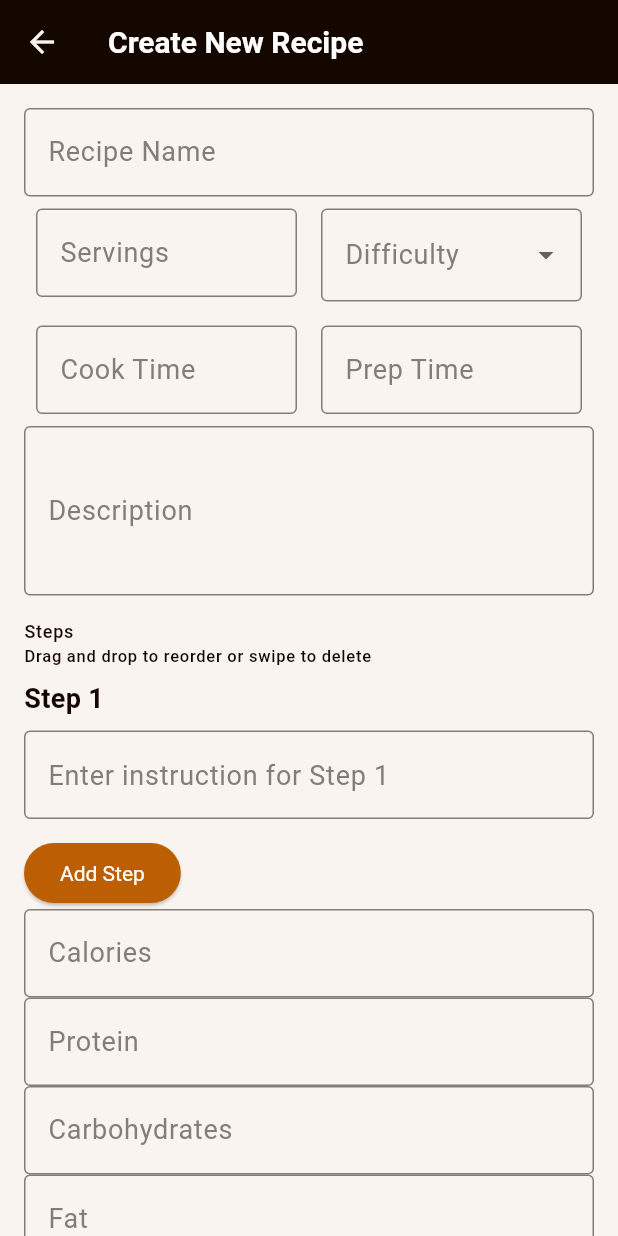
After one commit to mrccodes/rlv2-flutter, a Flutter app: the CreateRecipeScreen screen opened directly, on a phone screen of 412 x 824 dp. The commit adds this screen. Run offline on Flutter 3.47's test engine with Material 3 defaults, Android fonts, the phone set to English and light mode, and no system bars; our stand-ins replace dio, flutter_dotenv, flutter_riverpod, flutter_secure_storage, logger, timeago; accounts and stored records are empty; generated files the repository leaves out were written again.

Commit message:
create recipe form work

```diff
--- a/lib/features/dashboard/widgets/recipe_accordion.dart
+++ b/lib/features/dashboard/widgets/recipe_accordion.dart
@@ -3,6 +3,7 @@ import 'package:flutter_riverpod/flutter_riverpod.dart';
 import 'package:rlv2_flutter/features/recipe/models/recipe_version_with_data_model.dart';
 import 'package:rlv2_flutter/features/recipe/models/recipe_with_data_model.dart';
 import 'package:rlv2_flutter/features/recipe/providers/recipe_list_provider.dart';
+import 'package:rlv2_flutter/features/recipe/screens/create_recipe_screen.dart';
 import 'package:rlv2_flutter/features/recipe/screens/view_recipe_screen.dart';
 import 'package:rlv2_flutter/features/recipe/widgets/difficulty_badge.dart';
 import 'package:rlv2_flutter/utils/format_time_string.dart';
@@ -70,7 +71,22 @@ class RecipeAccordionItemState extends State<RecipeAccordionItem> {
                   padding: EdgeInsets.zero,
                   onSelected: (ActionOptions item) {
                     setState(() {
-                      // Handle item selection
+                      if ( item == ActionOptions.newVersion) {
+                        // Create new version
+                        Navigator.push(
+                          context,
+                          MaterialPageRoute<CreateRecipeScreen>(
+                            builder: (_) => CreateRecipeScreen(
+                              recipe: widget.recipe,
+                              previousVersion: widget.recipe.latestVersion,
+                            ),
+                          ),
+                        );
+                      } else if (item == ActionOptions.delete) {
+                        // Delete recipe
+                      } else if (item == ActionOptions.share) {
+                        // Share recipe
+                      }
                     });
                   },
                   itemBuilder: (BuildContext context) =>
--- a/lib/features/recipe/models/recipe_version_with_data_model.dart
+++ b/lib/features/recipe/models/recipe_version_with_data_model.dart
@@ -60,7 +60,9 @@ class RecipeVersionWithData extends RecipeVersion {
           )
           .toList(),
       steps: (json['steps'] as List)
-          .map((item) => Step.fromJson(item as Map<String, dynamic>))
+          .map((item) => RecipeVersionStep
+          .fromJson(item as Map<String, dynamic>),
+          )
           .toList(),
       tips: (json['tips'] as List)
           .map((item) => Tip.fromJson(item as Map<String, dynamic>))
@@ -98,7 +100,7 @@ class RecipeVersionWithData extends RecipeVersion {
 
   final List<RecipeVersionSimpleIngredientsWithData> simpleIngredients;
   final List<RecipeVersionComplexIngredientWithData> complexIngredients;
-  final List<Step> steps;
+  final List<RecipeVersionStep> steps;
   final List<Tip> tips;
   final List<Category> categories;
   final List<Allergen> allergens;
--- /dev/null
+++ b/lib/features/recipe/models/step_item_model.dart
@@ -0,0 +1,34 @@
+import 'package:rlv2_flutter/features/recipe/models/step_model.dart';
+
+class StepItem {
+  StepItem({
+    required this.instruction,
+    required this.stepNumber,
+    required this.isNew,
+    this.recipeVersionStepId,
+  });
+  final String? recipeVersionStepId;
+  final String instruction;
+  final int stepNumber;
+  final bool isNew;
+
+  @override
+  String toString() {
+    return 'StepItem: {recipeVersionStepId: $recipeVersionStepId, '
+    'instruction: $instruction, stepNumber: $stepNumber, isNew: $isNew}';
+  }
+
+
+  static List<StepItem> fromRecipeVersionSteps(
+    List<RecipeVersionStep> recipeSteps,
+    ) {
+    return recipeSteps.map((step) {
+      return StepItem(
+        recipeVersionStepId: step.id,
+        instruction: step.instruction,
+        stepNumber: step.stepNumber,
+        isNew: false,
+      );
+    }).toList();
+  }
+}
--- a/lib/features/recipe/models/step_model.dart
+++ b/lib/features/recipe/models/step_model.dart
@@ -1,15 +1,17 @@
-class Step {
-  Step({
+import 'package:rlv2_flutter/features/recipe/models/create_recipe_step_model.dart';
+
+class RecipeVersionStep extends CreateRecipeVersionStep{
+  RecipeVersionStep({
     required this.id,
-    required this.instruction,
-    required this.versionId,
-    required this.stepNumber,
     required this.createdAt,
     required this.updatedAt,
+    required super.versionId,
+    required super.stepNumber,
+    required super.instruction,
   });
 
-  factory Step.fromJson(Map<String, dynamic> json) {
-    return Step(
+  factory RecipeVersionStep.fromJson(Map<String, dynamic> json) {
+    return RecipeVersionStep(
       id: json['id'] as String,
       instruction: json['instruction'] as String,
       versionId: json['versionId'] as String,
@@ -19,9 +21,6 @@ class Step {
     );
   }
   final String id;
-  final String instruction;
-  final String versionId;
-  final int stepNumber;
   final String createdAt;
   final String updatedAt;
 
--- /dev/null
+++ b/lib/features/recipe/screens/create_recipe_screen.dart
@@ -0,0 +1,342 @@
+import 'package:flutter/material.dart';
+import 'package:flutter_riverpod/flutter_riverpod.dart';
+import 'package:rlv2_flutter/features/recipe/models/recipe_version_with_data_model.dart';
+import 'package:rlv2_flutter/features/recipe/models/recipe_with_data_model.dart';
+import 'package:rlv2_flutter/features/recipe/models/step_item_model.dart';
+import 'package:rlv2_flutter/features/recipe/widgets/edit_steps_widget.dart';
+import 'package:rlv2_flutter/features/recipe/widgets/step_list.dart';
+import 'package:rlv2_flutter/utils/app_logger.dart';
+
+class CreateRecipeScreen extends ConsumerStatefulWidget {
+  const CreateRecipeScreen({
+    this.recipe,
+    this.previousVersion,
+    super.key,
+  });
+
+  final RecipeWithData? recipe;
+  final RecipeVersionWithData? previousVersion;
+
+  @override
+  CreateRecipeScreenState createState() => CreateRecipeScreenState();
+}
+
+class CreateRecipeScreenState extends ConsumerState<CreateRecipeScreen> {
+  final _formKey = GlobalKey<FormState>();
+
+  List<TextEditingController> tipControllers = [TextEditingController()];
+  TextEditingController nameController = TextEditingController();
+  TextEditingController servingsController = TextEditingController();
+  String? selectedDifficulty;
+  TextEditingController descriptionController = TextEditingController();
+
+  TextEditingController cookTimeController = TextEditingController();
+  TextEditingController prepTimeController = TextEditingController();
+
+  TextEditingController caloriesController = TextEditingController();
+  TextEditingController proteinController = TextEditingController();
+  TextEditingController carbohydratesController = TextEditingController();
+  TextEditingController fatController = TextEditingController();
+  TextEditingController saturatedFatController = TextEditingController();
+  TextEditingController cholesterolController = TextEditingController();
+  TextEditingController fiberController = TextEditingController();
+  TextEditingController sodiumController = TextEditingController();
+
+  List<StepItem> stepItems = [];
+
+  bool isPrefilled = true;
+
+  @override
+  void initState() {
+    super.initState();
+    prefillAllFields();
+  }
+
+  void prefillAllFields() {
+    if (widget.recipe != null) {
+      nameController.text = widget.recipe!.name;
+
+      if (widget.previousVersion != null) {
+        servingsController.text = widget.previousVersion!.servings.toString();
+        selectedDifficulty = widget.previousVersion!.difficulty;
+        descriptionController.text = widget.previousVersion!.description ?? '';
+
+        stepItems =
+            StepItem.fromRecipeVersionSteps(widget.previousVersion!.steps);
+
+        // Handle nutritional info as well
+        caloriesController.text =
+            widget.previousVersion!.calories?.toString() ?? '';
+        proteinController.text =
+            widget.previousVersion!.protein?.toString() ?? '';
+      }
+    }
+  }
+
+  void clearAllFields() {
+    nameController.clear();
+    servingsController.clear();
+    selectedDifficulty = null;
+    descriptionController.clear();
+    cookTimeController.clear();
+    prepTimeController.clear();
+    caloriesController.clear();
+    proteinController.clear();
+    carbohydratesController.clear();
+    fatController.clear();
+    saturatedFatController.clear();
+    cholesterolController.clear();
+    fiberController.clear();
+    sodiumController.clear();
+    stepItems = [];
+    tipControllers = [TextEditingController()];
+  }
+
+  @override
+  Widget build(BuildContext context) {
+    void onStepsUpdated(List<StepItem> updatedSteps) {
+      for (final step in updatedSteps) {
+        AppLogger.info(step.toString());
+      }
+    }
+
+    Widget renderPrefillSwitch() {
+      if (widget.recipe == null) {
+        return const SizedBox.shrink();
+      }
+
+      return Row(
+        mainAxisAlignment: MainAxisAlignment.spaceBetween,
+        children: [
+          const Text('Prefill with latest version data?'),
+          Switch(
+            value: isPrefilled,
+            onChanged: (value) {
+              setState(() {
+                isPrefilled = value;
+                if (isPrefilled) {
+                  prefillAllFields();
+                } else {
+                  clearAllFields();
+                }
+              });
+            },
+          ),
+        ],
+      );
+    }
+
+    final nextVersionNumber = widget.previousVersion?.versionNumber != null
+        ? widget.previousVersion!.versionNumber + 1
+        : 1;
+    return Scaffold(
+      appBar: AppBar(
+        title: Text(
+          widget.recipe == null
+              ? 'Create New Recipe'
+              : 'Create Version $nextVersionNumber',
+        ),
+      ),
+      body: Form(
+        key: _formKey,
+        child: ListView(
+          padding: const EdgeInsets.all(16),
+          children: [
+            // Recipe Name (Editable or not based on context)
+            renderPrefillSwitch(),
+            if (widget.recipe == null)
+              TextFormField(
+                controller: nameController,
+                decoration: const InputDecoration(labelText: 'Recipe Name'),
+                validator: (value) {
+                  if (value == null || value.isEmpty) {
+                    return 'Please enter the recipe name';
+                  }
+                  return null;
+                },
+              )
+            else
+              Text(
+                widget.recipe!.name,
+                style:
+                    const TextStyle(fontSize: 18, fontWeight: FontWeight.bold),
+              ),
+
+            Table(
+              columnWidths: const {
+                0: FlexColumnWidth(),
+                1: FlexColumnWidth(),
+              },
+              children: [
+                TableRow(
+                  children: [
+                    // Servings
+                    Padding(
+                      padding: const EdgeInsets.all(8),
+                      child: TextFormField(
+                        controller: servingsController,
+                        decoration:
+                            const InputDecoration(labelText: 'Servings'),
+                        keyboardType: TextInputType.number,
+                      ),
+                    ),
+                    // Difficulty
+                    Padding(
+                      padding: const EdgeInsets.all(8),
+                      child: DropdownButtonFormField<String>(
+                        value: selectedDifficulty,
+                        items:
+                            ['beginner', 'intermediate', 'advanced', 'expert']
+                                .map((difficulty) => DropdownMenuItem(
+                                      value: difficulty,
+                                      child: Text(difficulty),
+                                    ))
+                                .toList(),
+                        onChanged: (value) {
+                          setState(() {
+                            selectedDifficulty = value;
+                          });
+                        },
+                        decoration:
+                            const InputDecoration(labelText: 'Difficulty'),
+                      ),
+                    ),
+                  ],
+                ),
+                TableRow(
+                  children: [
+                    // Cook Time
+                    Padding(
+                      padding: const EdgeInsets.all(8),
+                      child: TextFormField(
+                        controller: cookTimeController,
+                        decoration: const InputDecoration(
+                          labelText: 'Cook Time',
+                          suffixText: 'minutes',
+                        ),
+                        keyboardType: TextInputType.number,
+                      ),
+                    ),
+                    // Prep Time
+                    Padding(
+                      padding: const EdgeInsets.all(8),
+                      child: TextFormField(
+                        controller: prepTimeController,
+                        decoration: const InputDecoration(
+                          labelText: 'Prep Time',
+                          suffixText: 'minutes',
+                        ),
+                        keyboardType: TextInputType.number,
+                      ),
+                    ),
+                  ],
+                ),
+              ],
+            ),
+
+            TextField(
+              controller: descriptionController,
+              decoration: const InputDecoration(labelText: 'Description'),
+              maxLines: 3,
+            ),
+            const SizedBox(height: 16),
+            Text('Steps',
+                style: Theme.of(context).textTheme.labelMedium,
+                ),
+            Text('Drag and drop to reorder or swipe to delete',
+                style: Theme.of(context).textTheme.labelSmall,
+                ),
+            EditStepsWidget(
+              steps: StepItem.fromRecipeVersionSteps(
+                widget.previousVersion?.steps ?? [],
+              ),
+              onStepsUpdated: onStepsUpdated,
+            ),
+            // Nutritional Info
+
+            TextField(
+              controller: caloriesController,
+              decoration: const InputDecoration(
+                labelText: 'Calories',
+                suffixText: 'per serving',
+              ),
+              keyboardType: TextInputType.number,
+            ),
+
+            TextField(
+              controller: proteinController,
+              decoration: const InputDecoration(
+                labelText: 'Protein',
+                suffixText: 'grams per serving',
+              ),
+              keyboardType: TextInputType.number,
+            ),
+
+            TextField(
+              controller: carbohydratesController,
+              decoration: const InputDecoration(
+                labelText: 'Carbohydrates',
+                suffixText: 'grams per serving',
+              ),
+              keyboardType: TextInputType.number,
+            ),
+
+            TextField(
+              controller: fatController,
+              decoration: const InputDecoration(
+                labelText: 'Fat',
+                suffixText: 'grams per serving',
+              ),
+              keyboardType: TextInputType.number,
+            ),
+
+            TextField(
+              controller: saturatedFatController,
+              decoration: const InputDecoration(
+                labelText: 'Saturated Fat',
+                suffixText: 'grams per serving',
+              ),
+              keyboardType: TextInputType.number,
+            ),
+
+            TextField(
+              controller: cholesterolController,
+              decoration: const InputDecoration(
+                labelText: 'Cholesterol',
+                suffixText: 'grams per serving',
+              ),
+              keyboardType: TextInputType.number,
+            ),
+
+            TextField(
+              controller: fiberController,
+              decoration: const InputDecoration(
+                labelText: 'Fiber',
+                suffixText: 'grams per serving',
+              ),
+              keyboardType: TextInputType.number,
+            ),
+
+            TextField(
+              controller: sodiumController,
+              decoration: const InputDecoration(
+                labelText: 'Sodium',
+                suffixText: 'mg per serving',
+              ),
+              keyboardType: TextInputType.number,
+            ),
+
+            ElevatedButton(
+              onPressed: () {
+                if (_formKey.currentState!.validate()) {
+                  // Submit the form data
+                }
+              },
+              child: const Text('Submit Recipe'),
+            ),
+          ],
+        ),
+      ),
+    );
+  }
+}
--- a/lib/features/recipe/screens/view_recipe_screen.dart
+++ b/lib/features/recipe/screens/view_recipe_screen.dart
@@ -4,6 +4,7 @@ import 'package:rlv2_flutter/core/widgets/custom_button.dart';
 import 'package:rlv2_flutter/features/recipe/models/nutrition_data_model.dart';
 import 'package:rlv2_flutter/features/recipe/models/recipe_version_with_data_model.dart';
 import 'package:rlv2_flutter/features/recipe/models/recipe_with_data_model.dart';
+import 'package:rlv2_flutter/features/recipe/models/step_item_model.dart';
 import 'package:rlv2_flutter/features/recipe/utils/find_recipe_owner.dart';
 import 'package:rlv2_flutter/features/recipe/widgets/allergen_list.dart';
 import 'package:rlv2_flutter/features/recipe/widgets/category_chip_widget.dart';
@@ -119,7 +120,10 @@ class ViewRecipeScreenState extends ConsumerState<ViewRecipeScreen> {
                   const SizedBox(height: 8),
                   Text('Steps', style: Theme.of(context).textTheme.labelMedium),
                   const SizedBox(height: 8),
-                  StepList(steps: widget.version!.steps),
+                  StepList(
+                    steps: StepItem.fromRecipeVersionSteps(widget.version!.steps),
+                    editable: false
+                  ),
                   const SizedBox(height: 8),
                   TipList(tips: widget.version!.tips),
                 ],
--- /dev/null
+++ b/lib/features/recipe/widgets/edit_steps_widget.dart
@@ -0,0 +1,105 @@
+import 'package:flutter/material.dart';
+import 'package:rlv2_flutter/features/recipe/models/step_item_model.dart';
+import 'package:rlv2_flutter/features/recipe/widgets/step_list.dart';
+import 'package:rlv2_flutter/utils/app_logger.dart';
+
+class EditStepsWidget extends StatefulWidget {
+  const EditStepsWidget({
+    required this.steps,
+    required this.onStepsUpdated,
+    super.key,
+  });
+
+  final List<StepItem> steps;
+  final ValueChanged<List<StepItem>> onStepsUpdated;
+
+  @override
+  EditStepsWidgetState createState() => EditStepsWidgetState();
+}
+
+class EditStepsWidgetState extends State<EditStepsWidget> {
+  late TextEditingController _stepController;
+  final _stepFormKey = GlobalKey<FormState>();
+
+  @override
+  void initState() {
+    super.initState();
+    _stepController = TextEditingController();
+  }
+
+  @override
+  void dispose() {
+    _stepController.dispose();
+    super.dispose();
+  }
+
+    void _addNewStep(String instruction) {
+    // Validate the step form, not the whole form
+    if (_stepFormKey.currentState!.validate()) {
+      final newStep = StepItem(
+        instruction: instruction.trim(),
+        stepNumber: widget.steps.length + 1,
+        isNew: true,
+      );
+
+      setState(() {
+        widget.steps.add(newStep);
+      });
+
+      widget.onStepsUpdated(widget.steps);
+      _stepController.clear();
+    }
+  }
+
+  void _onStepsUpdated(List<StepItem> updatedSteps) {
+    final isValid = _stepFormKey.currentState!.validate();
+    AppLogger.info('Step form is valid: $isValid');
+    setState(() {
+      widget.onStepsUpdated(updatedSteps);
+    });
+  }
+
+  @override
+  Widget build(BuildContext context) {
+    return Column(
+      crossAxisAlignment: CrossAxisAlignment.start,
+      children: [
+        if (widget.steps.isNotEmpty)
+          StepList(
+            steps: widget.steps,
+            onStepsUpdated: _onStepsUpdated,
+            editable: true,
+          ),
+        Padding(
+          padding: const EdgeInsets.symmetric(vertical: 8),
+          child: Text(
+            'Step ${widget.steps.length + 1}',
+            style: const TextStyle(fontSize: 18, fontWeight: FontWeight.bold),
+          ),
+        ),
+        Form(
+          key: _stepFormKey,
+          child: TextFormField(
+          controller: _stepController,
+          maxLines: null,
+          decoration: InputDecoration(
+            hintText: 'Enter instruction for Step ${widget.steps.length + 1}',
+            border: OutlineInputBorder(
+              borderRadius: BorderRadius.circular(8),
+            ),
+          ),
+          validator: (value) => value != null && value.trim().isEmpty
+              ? 'Please enter a step'
+              : null,
+        ),
+        ),
+
+        const SizedBox(height: 12),
+        ElevatedButton(
+          onPressed: () => _addNewStep(_stepController.text),
+          child: const Text('Add Step'),
+        ),
+      ],
+    );
+  }
+}
--- a/lib/features/recipe/widgets/step_list.dart
+++ b/lib/features/recipe/widgets/step_list.dart
@@ -1,14 +1,17 @@
 import 'package:flutter/material.dart';
-import 'package:rlv2_flutter/features/recipe/models/step_model.dart'
-    as recipe_model;
+import 'package:rlv2_flutter/features/recipe/models/step_item_model.dart';
 
 class StepList extends StatefulWidget {
   const StepList({
     required this.steps,
+    required this.editable,
+    this.onStepsUpdated,
     super.key,
   });
 
-  final List<recipe_model.Step> steps;
+  final List<StepItem> steps;
+  final bool editable;
+  final ValueChanged<List<StepItem>>? onStepsUpdated;
 
   @override
   StepListState createState() => StepListState();
@@ -20,36 +23,87 @@ class StepListState extends State<StepList> {
 
   @override
   Widget build(BuildContext context) {
-    // Sort steps by stepNumber
-    widget.steps.sort((a, b) => a.stepNumber.compareTo(b.stepNumber));
+    return widget.editable ? _buildEditableList() : _buildReadOnlyList();
+  }
 
+  Widget _buildReadOnlyList() {
     return Column(
       crossAxisAlignment: CrossAxisAlignment.start,
       children: widget.steps.map(_buildStepItem).toList(),
     );
   }
 
-  Widget _buildStepItem(recipe_model.Step step) {
-    final isCompleted = completedSteps.contains(step.stepNumber);
+  Widget _buildEditableList() {
+    return ReorderableListView(
+      shrinkWrap: true,
+      physics: const NeverScrollableScrollPhysics(),
+      onReorder: _onReorder,
+      children: widget.steps
+          .map((step) => Dismissible(
+                key: ValueKey(step.recipeVersionStepId ?? step.stepNumber),
+                direction: DismissDirection.endToStart,
+                background: Container(
+                  color: Colors.red,
+                  alignment: Alignment.centerRight,
+                  padding: const EdgeInsets.symmetric(horizontal: 20),
+                  child: const Icon(Icons.delete, color: Colors.white),
+                ),
+                onDismissed: (_) => _deleteStep(step),
+                child: _buildStepItem(step),
+              ))
+          .toList(),
+    );
+  }
 
-    return GestureDetector(
-      onTap: () {
+  void _deleteStep(StepItem step) {
     setState(() {
-          if (isCompleted) {
-            completedSteps.remove(step.stepNumber);
-          } else {
-            completedSteps.add(step.stepNumber);
+      widget.steps.remove(step);
+
+      // Update step numbers after deletion
+      for (var i = 0; i < widget.steps.length; i++) {
+        widget.steps[i] = StepItem(
+          instruction: widget.steps[i].instruction,
+          stepNumber: i + 1,
+          isNew: widget.steps[i].isNew,
+          recipeVersionStepId: widget.steps[i].recipeVersionStepId,
+        );
       }
     });
-      },
-      child: Padding(
-        padding: const EdgeInsets.symmetric(vertical: 4),
-        child: Container(
-          decoration: BoxDecoration(
-            color: Theme.of(context).colorScheme.tertiary.withOpacity(0.3),
-            borderRadius: BorderRadius.circular(8),
-          ),
-          child: ListTile(
+
+    widget.onStepsUpdated?.call(widget.steps); // Notify parent of updated steps
+  }
+
+  void _onReorder(int oldIndex, int newIndex) {
+    var updatedIndex = newIndex;
+    setState(() {
+      if (newIndex > oldIndex) {
+        updatedIndex -= 1;
+      }
+
+      // Move the step
+      final movedStep = widget.steps.removeAt(oldIndex);
+      widget.steps.insert(updatedIndex, movedStep);
+
+      // Update step numbers after reordering
+      for (var i = 0; i < widget.steps.length; i++) {
+        widget.steps[i] = StepItem(
+          instruction: widget.steps[i].instruction,
+          stepNumber: i + 1,
+          isNew: widget.steps[i].isNew,
+          recipeVersionStepId: widget.steps[i].recipeVersionStepId,
+        );
+      }
+    });
+
+    widget.onStepsUpdated?.call(widget.steps); // Notify parent of updated steps
+  }
+
+  Widget _buildStepItem(StepItem step) {
+    final isCompleted =
+        completedSteps.contains(step.stepNumber) && !widget.editable;
+
+    return ListTile(
+      key: ValueKey(step.recipeVersionStepId ?? step.stepNumber),
       leading: Padding(
         padding: const EdgeInsets.symmetric(vertical: 6),
         child: Container(
@@ -82,9 +136,16 @@ class StepListState extends State<StepList> {
               decoration: isCompleted ? TextDecoration.lineThrough : null,
             ),
       ),
-          ),
-        ),
-      ),
+      enabled: !widget.editable,
+      onTap: () {
+        setState(() {
+          if (isCompleted) {
+            completedSteps.remove(step.stepNumber);
+          } else {
+            completedSteps.add(step.stepNumber);
+          }
+        });
+      },
     );
   }
 }
```
Also changed, not shown: lib/app/theme.dart (+18 -0 lines), lib/features/navigation/widgets/bottom_nav_bar.dart (+7 -0 lines), lib/features/recipe/models/create_recipe_step_model.dart (added, +26 -0 lines), lib/features/recipe/models/recipe_with_data_model.dart (+10 -0 lines). Lines whose indentation alone changed are shown as unchanged.
